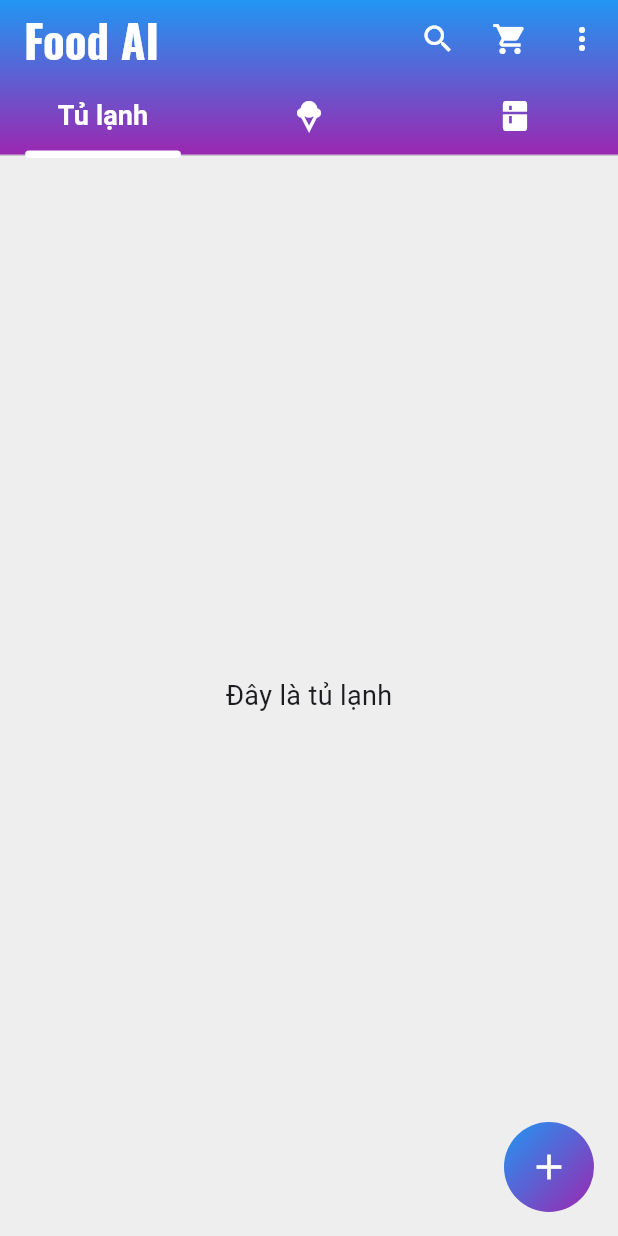
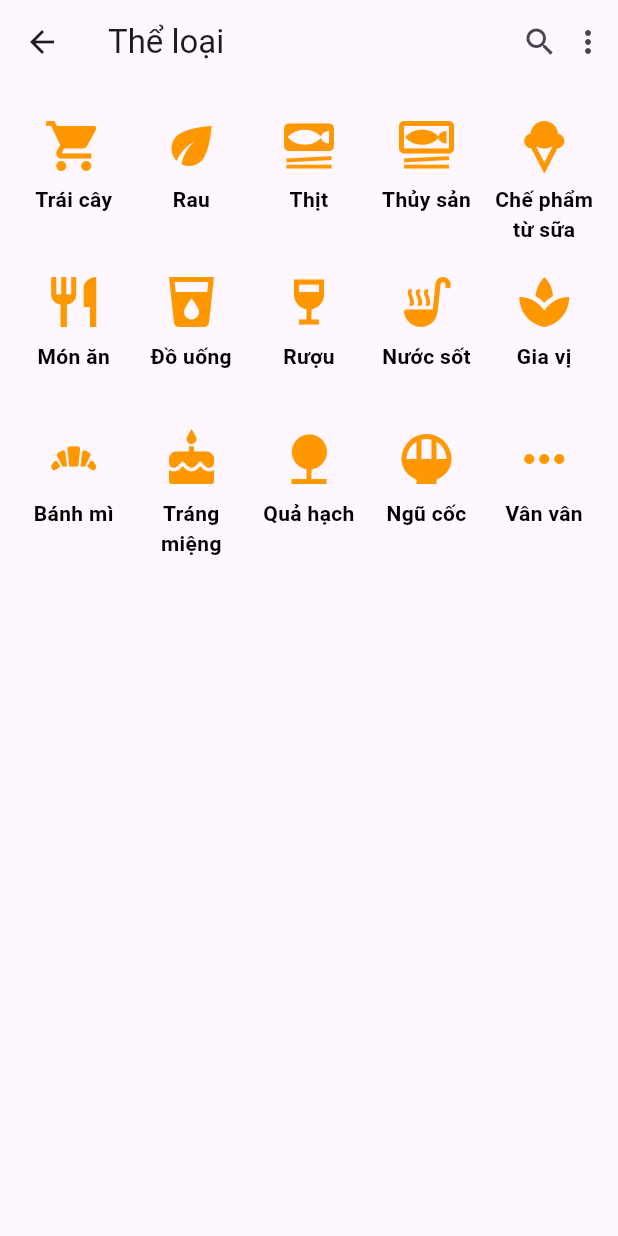
Before and after one commit to PhanTuoiCN1pt/DA_Food, a Flutter app: the screen it shows after launch, after a tap on the "add" icon, on a phone screen of 412 x 824 dp. Run offline on Flutter 3.47's test engine with Material 3 defaults, Android fonts, the phone set to English and light mode, and no system bars; our stand-ins replace device_preview, google_fonts.

Commit message:
add food

```diff
--- /dev/null
+++ b/lib/Provider/category_provider.dart
@@ -0,0 +1,12 @@
+import 'package:flutter/cupertino.dart';
+
+class CategoryProvider extends ChangeNotifier {
+  String? _selectedCategory;
+
+  String? get selectedCategory => _selectedCategory;
+
+  void selectCategory(String category) {
+    _selectedCategory = category;
+    notifyListeners();
+  }
+}
--- /dev/null
+++ b/lib/View/category_screen.dart
@@ -0,0 +1,173 @@
+import 'package:da_food/Provider/category_provider.dart';
+import 'package:flutter/material.dart';
+import 'package:provider/provider.dart';
+
+class CategoryScreen extends StatelessWidget {
+  CategoryScreen({super.key});
+
+  final List<Map<String, dynamic>> categories = const [
+    {"icon": Icons.local_grocery_store, "label": "Trái cây"},
+    {"icon": Icons.eco, "label": "Rau"},
+    {"icon": Icons.set_meal, "label": "Thịt"},
+    {"icon": Icons.set_meal_outlined, "label": "Thủy sản"},
+    {"icon": Icons.icecream, "label": "Chế phẩm từ sữa"},
+    {"icon": Icons.restaurant, "label": "Món ăn"},
+    {"icon": Icons.local_drink, "label": "Đồ uống"},
+    {"icon": Icons.wine_bar, "label": "Rượu"},
+    {"icon": Icons.soup_kitchen, "label": "Nước sốt"},
+    {"icon": Icons.spa, "label": "Gia vị"},
+    {"icon": Icons.bakery_dining, "label": "Bánh mì"},
+    {"icon": Icons.cake, "label": "Tráng miệng"},
+    {"icon": Icons.nature, "label": "Quả hạch"},
+    {"icon": Icons.rice_bowl, "label": "Ngũ cốc"},
+    {"icon": Icons.more_horiz, "label": "Vân vân"},
+  ];
+
+  final Map<String, List<Map<String, dynamic>>> subCategories = {
+    "Trái cây": [
+      {"icon": Icons.apple, "label": "Táo"},
+      {"icon": Icons.energy_savings_leaf, "label": "Chuối"},
+      {"icon": Icons.emoji_food_beverage, "label": "Cam"},
+    ],
+    "Rau": [
+      {"icon": Icons.eco, "label": "Rau muống"},
+      {"icon": Icons.eco, "label": "Bắp cải"},
+    ],
+    "Thịt": [
+      {"icon": Icons.set_meal, "label": "Thịt bò"},
+      {"icon": Icons.set_meal, "label": "Thịt gà"},
+    ],
+  };
+
+  @override
+  Widget build(BuildContext context) {
+    final selectedCategory = context.watch<CategoryProvider>().selectedCategory;
+
+    return Scaffold(
+      appBar: AppBar(
+        title: const Text("Thể loại"),
+        actions: const [
+          Icon(Icons.search),
+          SizedBox(width: 8),
+          Icon(Icons.more_vert),
+          SizedBox(width: 8),
+        ],
+      ),
+      body: SingleChildScrollView(
+        child: Column(
+          crossAxisAlignment: CrossAxisAlignment.start,
+          children: [
+            // Grid danh mục chính
+            GridView.builder(
+              shrinkWrap: true, // 👈 không chiếm hết màn
+              physics: const NeverScrollableScrollPhysics(),
+              padding: const EdgeInsets.all(10),
+              gridDelegate: const SliverGridDelegateWithFixedCrossAxisCount(
+                crossAxisCount: 5,
+                childAspectRatio: 0.75,
+              ),
+              itemCount: categories.length,
+              itemBuilder: (context, index) {
+                final item = categories[index];
+                final isSelected = item["label"] == selectedCategory;
+
+                return GestureDetector(
+                  onTap: () {
+                    context.read<CategoryProvider>().selectCategory(
+                      item["label"],
+                    );
+                  },
+                  child: Container(
+                    padding: const EdgeInsets.only(top: 10),
+                    decoration: BoxDecoration(
+                      gradient: isSelected
+                          ? const LinearGradient(
+                              colors: [Colors.purple, Colors.blue],
+                              begin: Alignment.topLeft,
+                              end: Alignment.bottomRight,
+                            )
+                          : null, // khi chưa chọn thì không có gradient
+                      color: isSelected
+                          ? null
+                          : Colors
+                                .transparent, // giữ nền trong suốt khi chưa chọn
+                      borderRadius: BorderRadius.circular(8),
+                      border: Border.all(
+                        color: isSelected
+                            ? Colors.black
+                            : Colors.transparent, // viền khi chưa chọn
+                        width: 1,
+                      ),
+                    ),
+
+                    child: Column(
+                      mainAxisSize: MainAxisSize.min,
+                      children: [
+                        Icon(
+                          item["icon"],
+                          size: 40,
+                          color: isSelected ? Colors.white : Colors.orange,
+                        ),
+                        const SizedBox(height: 6),
+                        Text(
+                          item["label"],
+                          textAlign: TextAlign.center,
+                          style: TextStyle(
+                            color: isSelected ? Colors.white : Colors.black,
+                            fontSize: 14,
+                            fontWeight: FontWeight.bold,
+                          ),
+                        ),
+                      ],
+                    ),
+                  ),
+                );
+              },
+            ),
+
+            // Grid danh mục con
+            if (selectedCategory != null &&
+                subCategories.containsKey(selectedCategory)) ...[
+              const Padding(
+                padding: EdgeInsets.all(10),
+                child: Text(
+                  "Danh mục con",
+                  style: TextStyle(
+                    fontSize: 16,
+                    fontWeight: FontWeight.bold,
+                    color: Colors.black87,
+                  ),
+                ),
+              ),
+              GridView.builder(
+                shrinkWrap: true,
+                physics: const NeverScrollableScrollPhysics(),
+                padding: const EdgeInsets.all(10),
+                gridDelegate: const SliverGridDelegateWithFixedCrossAxisCount(
+                  crossAxisCount: 5,
+                  childAspectRatio: 0.75,
+                ),
+                itemCount: subCategories[selectedCategory]!.length,
+                itemBuilder: (context, index) {
+                  final subItem = subCategories[selectedCategory]![index];
+                  return Column(
+                    mainAxisSize: MainAxisSize.min,
+                    children: [
+                      Icon(subItem["icon"], size: 40, color: Colors.blue),
+                      const SizedBox(height: 6),
+                      Text(
+                        subItem["label"],
+                        textAlign: TextAlign.center,
+                        style: const TextStyle(fontSize: 13),
+                      ),
+                    ],
+                  );
+                },
+              ),
+            ],
+          ],
+        ),
+      ),
+    );
+  }
+}
--- a/lib/View/home_screen.dart
+++ b/lib/View/home_screen.dart
@@ -118,7 +118,7 @@ class HomeScreen extends StatelessWidget {
           child: IconButton(
             icon: const Icon(Icons.add, color: Colors.white, size: 28),
             onPressed: () {
-              // Todo:
+              Navigator.pushNamed(context, '/category');
             },
           ),
         ),
--- a/lib/main.dart
+++ b/lib/main.dart
@@ -1,4 +1,6 @@
+import 'package:da_food/Provider/category_provider.dart';
 import 'package:da_food/Provider/tab_provider.dart';
+import 'package:da_food/View/category_screen.dart';
 import 'package:da_food/View/home_screen.dart';
 import 'package:device_preview/device_preview.dart';
 import 'package:flutter/material.dart';
@@ -7,7 +9,10 @@ import 'package:provider/provider.dart';
 void main() {
   runApp(
     MultiProvider(
-      providers: [ChangeNotifierProvider(create: (_) => TabProvider())],
+      providers: [
+        ChangeNotifierProvider(create: (_) => TabProvider()),
+        ChangeNotifierProvider(create: (_) => CategoryProvider()),
+      ],
       child: DevicePreview(enabled: true, builder: (context) => MyApp()),
     ),
   );
@@ -17,6 +22,13 @@ class MyApp extends StatelessWidget {
   const MyApp({super.key});
   @override
   Widget build(BuildContext context) {
-    return MaterialApp(debugShowCheckedModeBanner: false, home: HomeScreen());
+    return MaterialApp(
+      debugShowCheckedModeBanner: false,
+      home: HomeScreen(),
+      routes: {
+        '/category': (context) => CategoryScreen(),
+        '/home': (context) => HomeScreen(),
+      },
+    );
   }
 }
```
